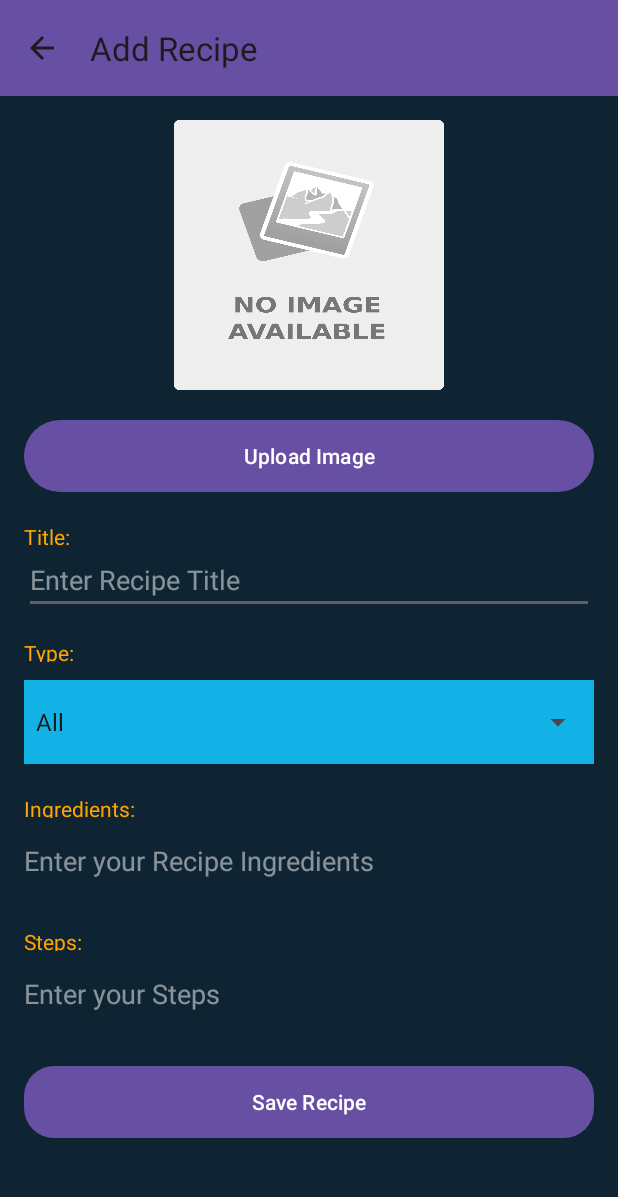
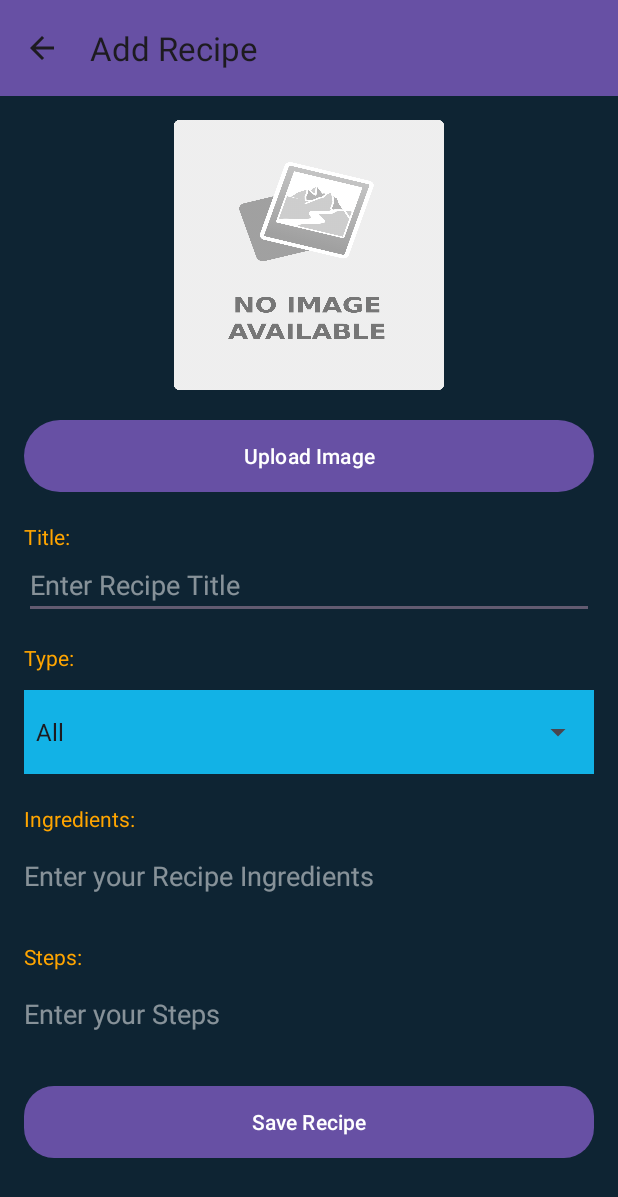
Before and after one commit to shungz89/recipe-with-mvvm-room-db, an Android app: the screen it shows after launch (AddEditRecipeActivity), after a tap on an icon or button, on a phone screen of 412 x 824 dp. Shown: the top 1197 px of the screen. Run offline under Robolectric (Android 15) with nearby library versions, the phone set to English and light mode, and no system bars; our stand-ins replace Room's generated code; libraries missing offline, so code that uses them is left out: com.github.dhaval2404.imagepicker.

Commit message:
make ui adjustment

```diff
--- a/app/src/main/res/layout/activity_add_edit_recipe.xml
+++ b/app/src/main/res/layout/activity_add_edit_recipe.xml
@@ -46,7 +46,7 @@
 
             <TextView
                 android:layout_width="match_parent"
-                android:layout_height="16sp"
+                android:layout_height="wrap_content"
                 android:layout_marginHorizontal="16dp"
                 android:layout_marginTop="16dp"
                 android:text="Title:"
@@ -67,7 +67,7 @@
 
             <TextView
                 android:layout_width="match_parent"
-                android:layout_height="16sp"
+                android:layout_height="wrap_content"
                 android:layout_marginHorizontal="16dp"
                 android:layout_marginBottom="8dp"
                 android:text="Type:"
@@ -89,7 +89,7 @@
 
             <TextView
                 android:layout_width="match_parent"
-                android:layout_height="16sp"
+                android:layout_height="wrap_content"
                 android:layout_marginHorizontal="16dp"
                 android:layout_marginTop="16dp"
                 android:text="Ingredients:"
@@ -115,7 +115,7 @@
 
             <TextView
                 android:layout_width="match_parent"
-                android:layout_height="16sp"
+                android:layout_height="wrap_content"
                 android:layout_marginHorizontal="16dp"
                 android:layout_marginTop="16dp"
                 android:text="Steps:"
--- a/app/src/main/res/layout/activity_main.xml
+++ b/app/src/main/res/layout/activity_main.xml
@@ -29,7 +29,7 @@
             android:layout_marginHorizontal="8dp"
             android:layout_marginTop="16dp"
             android:textColor="@color/white"
-            android:text="Filter By:" />
+            android:text="Filter Recipe Types By:" />
 
         <LinearLayout
             android:layout_width="match_parent"
```
